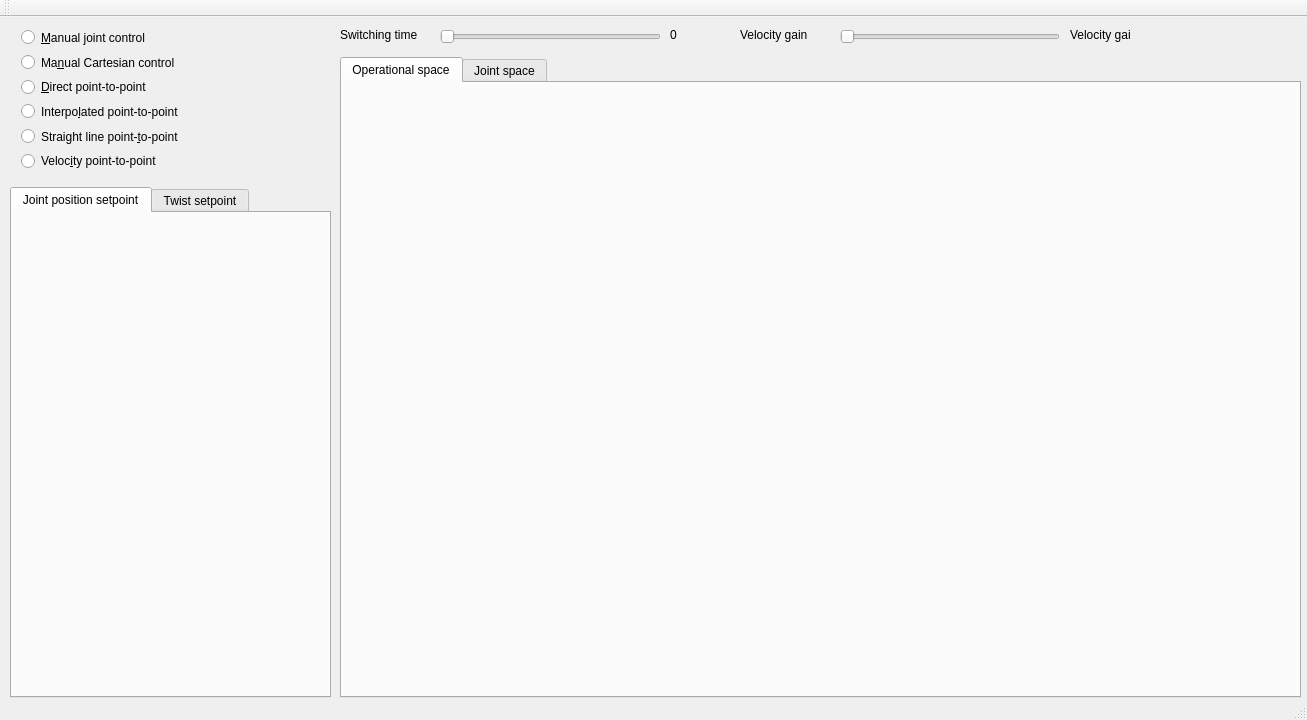
First picture: the form in src/python/manip_gui.ui, repository oKermorgant/ecn_manip, before the edit.
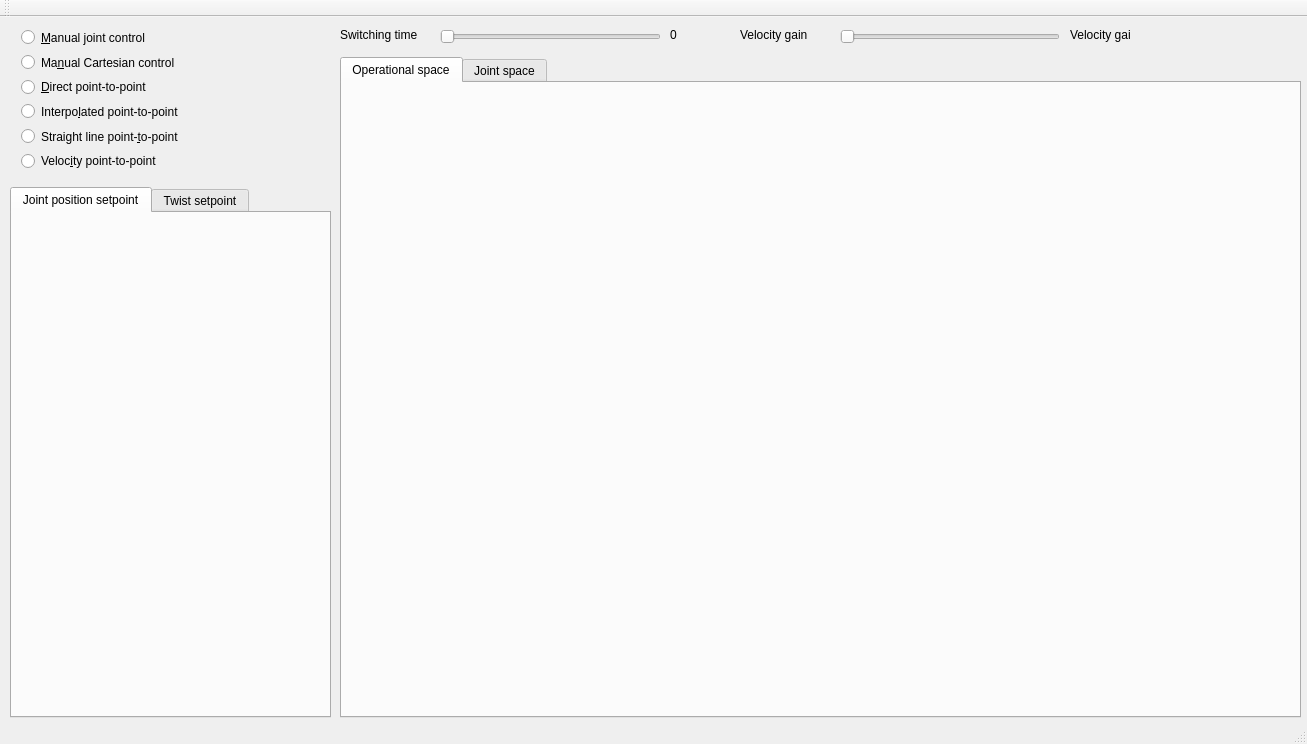
Second picture: the form after the edit.

What changed in the file:
```diff
--- a/src/python/manip_gui.ui
+++ b/src/python/manip_gui.ui
@@ -7,7 +7,7 @@
     <x>0</x>
     <y>0</y>
     <width>1307</width>
-    <height>720</height>
+    <height>744</height>
    </rect>
   </property>
   <property name="windowTitle">
@@ -158,7 +158,7 @@
       <x>10</x>
       <y>170</y>
       <width>321</width>
-      <height>511</height>
+      <height>531</height>
      </rect>
     </property>
     <property name="tabPosition">
@@ -478,7 +478,7 @@
       <x>340</x>
       <y>40</y>
       <width>961</width>
-      <height>641</height>
+      <height>661</height>
      </rect>
     </property>
     <property name="currentIndex">
```
